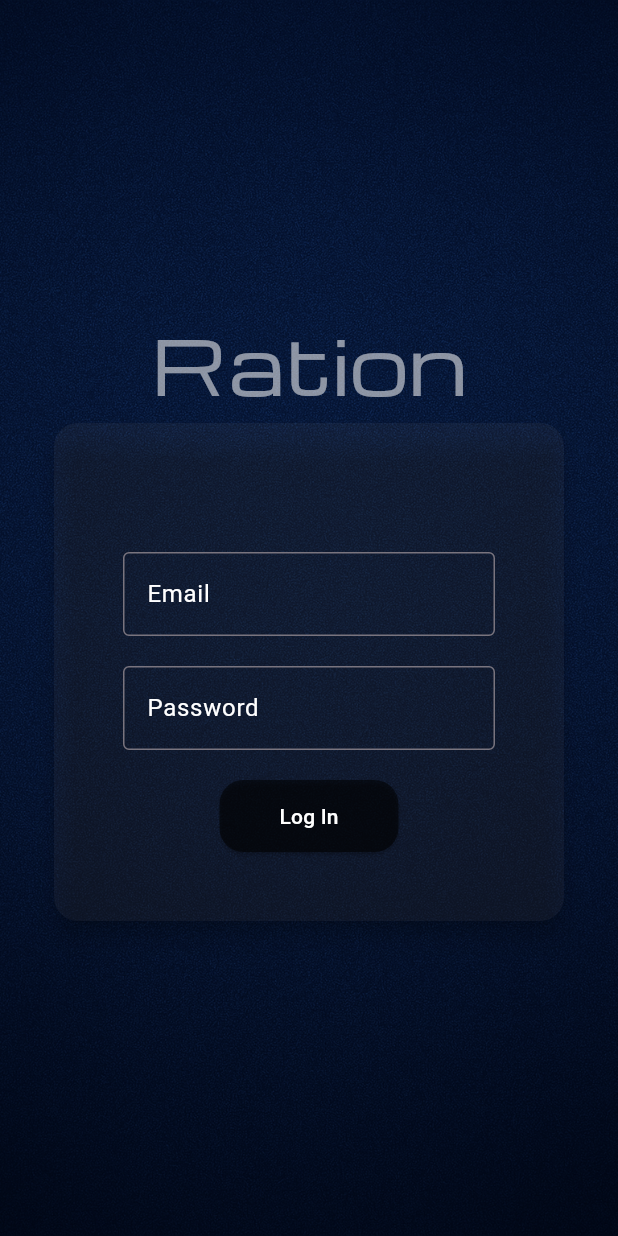
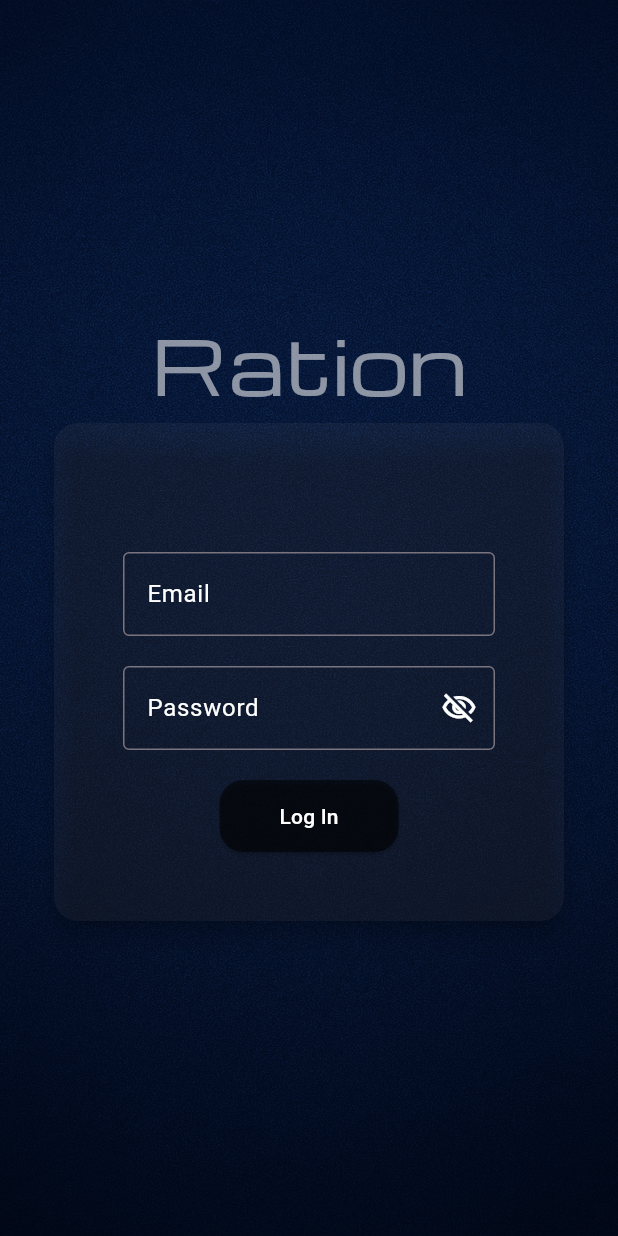
Before and after one commit to StuparykM/smart_budget_app, a Flutter app: the screen it shows after launch, on a phone screen of 412 x 824 dp. Run offline on Flutter 3.47's test engine with Material 3 defaults, Android fonts, the phone set to English and light mode, and no system bars; our stand-ins replace firebase_auth, firebase_core; accounts and stored records are empty; generated files the repository leaves out were written again.

Commit message:
added password visibility

```diff
--- a/lib/pages/log_in_page.dart
+++ b/lib/pages/log_in_page.dart
@@ -19,6 +19,7 @@ class _LogInPageState extends State<LogInPage>
   late AnimationController _animationController;
   late Animation<Offset> _slideAnimation;
   late Animation<double> _fadeAnimation;
+  bool _obscureText = true;
 
   @override
   void initState() {
@@ -136,13 +137,22 @@ class _LogInPageState extends State<LogInPage>
                               TextField(
                                 controller: _passwordController,
                                 style: TextStyle(color: Colors.white),
-                                obscureText: true,
+                                obscureText: _obscureText,
                                 decoration: InputDecoration(
                                   hintText: 'Password',
                                   hintStyle: TextStyle(color: Colors.white),
                                   filled: false,
                                   fillColor: Colors.transparent,
                                   border: OutlineInputBorder(),
+                                  suffixIcon: IconButton(
+                                    icon: Icon(_obscureText ? Icons.visibility_off_outlined : Icons.visibility_outlined,
+                                        color: Colors.white),
+                                    onPressed: (){
+                                      setState(() {
+                                        _obscureText = !_obscureText;
+                                      });
+                                    }
+                                  )
                                 ),
                               ),
                               if (_errorMessage != null)
```
